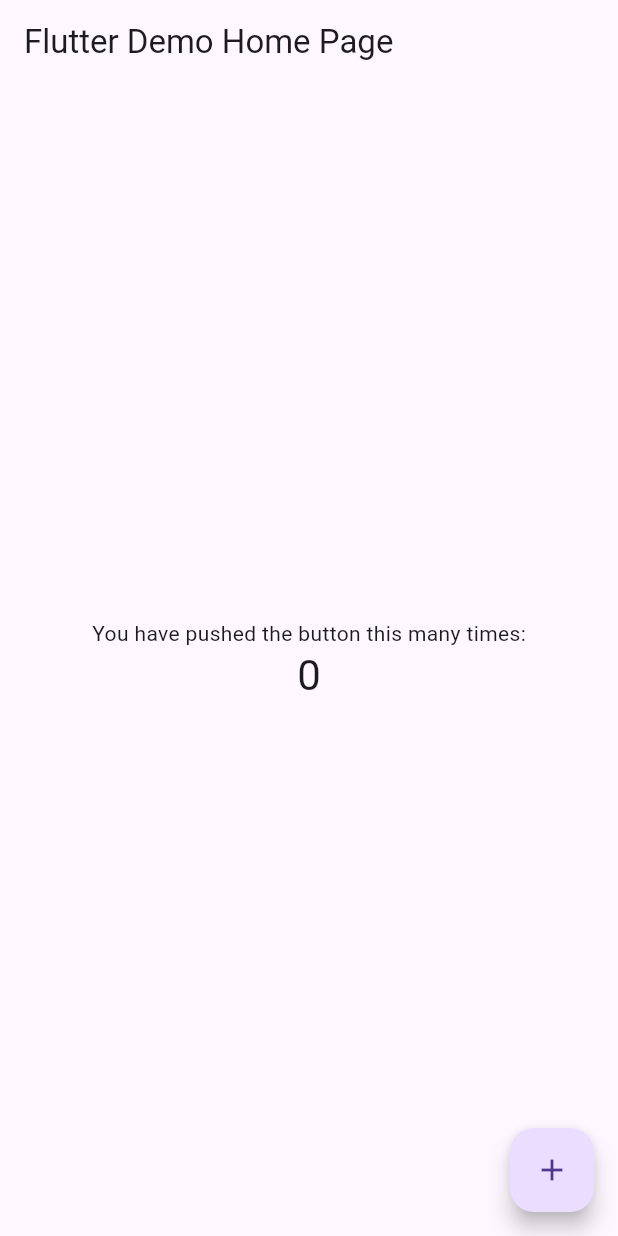
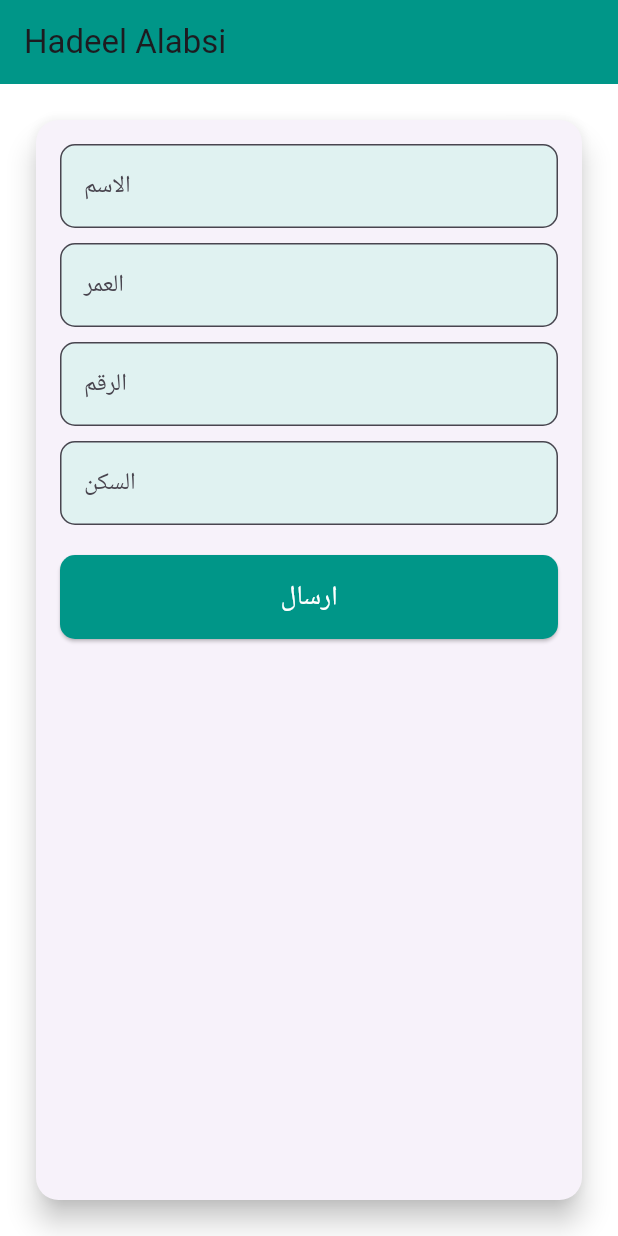
Before and after one commit to HadeelAlabsi/hadeelhomework, a Flutter app: the screen it shows after launch, on a phone screen of 412 x 824 dp. Run offline on Flutter 3.47's test engine with Material 3 defaults, Android fonts, the phone set to English and light mode, and no system bars.

Commit message:
first commit

```diff
--- a/lib/main.dart
+++ b/lib/main.dart
@@ -1,111 +1,118 @@
 import 'package:flutter/material.dart';
 
-void main() => runApp(MyApp());
+void main() {
+  runApp(MyApp());
+}
 
 class MyApp extends StatelessWidget {
-  // This widget is the root of your application.
   @override
   Widget build(BuildContext context) {
     return MaterialApp(
-      title: 'Flutter Demo',
+      title: 'Hadeel',
       theme: ThemeData(
-        // This is the theme of your application.
-        //
-        // Try running your application with "flutter run". You'll see the
-        // application has a blue toolbar. Then, without quitting the app, try
-        // changing the primarySwatch below to Colors.green and then invoke
-        // "hot reload" (press "r" in the console where you ran "flutter run",
-        // or simply save your changes to "hot reload" in a Flutter IDE).
-        // Notice that the counter didn't reset back to zero; the application
-        // is not restarted.
-        primarySwatch: Colors.blue,
+        primaryColor: Colors.teal,
+        scaffoldBackgroundColor: Colors.white,
       ),
-      home: MyHomePage(title: 'Flutter Demo Home Page'),
+      home: MyHomePage(),
     );
   }
 }
 
-class MyHomePage extends StatefulWidget {
-  MyHomePage({Key key, this.title}) : super(key: key);
-
-  // This widget is the home page of your application. It is stateful, meaning
-  // that it has a State object (defined below) that contains fields that affect
-  // how it looks.
-
-  // This class is the configuration for the state. It holds the values (in this
-  // case the title) provided by the parent (in this case the App widget) and
-  // used by the build method of the State. Fields in a Widget subclass are
-  // always marked "final".
-
-  final String title;
-
-  @override
-  _MyHomePageState createState() => _MyHomePageState();
-}
-
-class _MyHomePageState extends State<MyHomePage> {
-  int _counter = 0;
-
-  void _incrementCounter() {
-    setState(() {
-      // This call to setState tells the Flutter framework that something has
-      // changed in this State, which causes it to rerun the build method below
-      // so that the display can reflect the updated values. If we changed
-      // _counter without calling setState(), then the build method would not be
-      // called again, and so nothing would appear to happen.
-      _counter++;
-    });
-  }
+class MyHomePage extends StatelessWidget {
+  final TextEditingController hadeelField1Controller = TextEditingController();
+  final TextEditingController hadeelField2Controller = TextEditingController();
+  final TextEditingController hadeelField3Controller = TextEditingController();
+  final TextEditingController hadeelField4Controller = TextEditingController();
 
   @override
   Widget build(BuildContext context) {
-    // This method is rerun every time setState is called, for instance as done
-    // by the _incrementCounter method above.
-    //
-    // The Flutter framework has been optimized to make rerunning build methods
-    // fast, so that you can just rebuild anything that needs updating rather
-    // than having to individually change instances of widgets.
     return Scaffold(
       appBar: AppBar(
-        // Here we take the value from the MyHomePage object that was created by
-        // the App.build method, and use it to set our appbar title.
-        title: Text(widget.title),
+        title: Text('Hadeel Alabsi'),
+        backgroundColor: Colors.teal,
       ),
-      body: Center(
-        // Center is a layout widget. It takes a single child and positions it
-        // in the middle of the parent.
-        child: Column(
-          // Column is also layout widget. It takes a list of children and
-          // arranges them vertically. By default, it sizes itself to fit its
-          // children horizontally, and tries to be as tall as its parent.
-          //
-          // Invoke "debug painting" (press "p" in the console, choose the
-          // "Toggle Debug Paint" action from the Flutter Inspector in Android
-          // Studio, or the "Toggle Debug Paint" command in Visual Studio Code)
-          // to see the wireframe for each widget.
-          //
-          // Column has various properties to control how it sizes itself and
-          // how it positions its children. Here we use mainAxisAlignment to
-          // center the children vertically; the main axis here is the vertical
-          // axis because Columns are vertical (the cross axis would be
-          // horizontal).
-          mainAxisAlignment: MainAxisAlignment.center,
-          children: <Widget>[
-            Text(
-              'You have pushed the button this many times:',
+      body: Padding(
+        padding: const EdgeInsets.all(20.0),
+        child: Card(
+          elevation: 8,
+          shape: RoundedRectangleBorder(
+            borderRadius: BorderRadius.circular(15),
+          ),
+          child: Padding(
+            padding: const EdgeInsets.all(16.0),
+            child: Column(
+              crossAxisAlignment: CrossAxisAlignment.stretch,
+              children: [
+                TextField(
+                  controller: hadeelField1Controller,
+                  decoration: InputDecoration(
+                    labelText: 'الاسم',
+                    border: OutlineInputBorder(
+                      borderRadius: BorderRadius.circular(10),
+                    ),
+                    filled: true,
+                    fillColor: Colors.teal[50],
+                  ),
+                ),
+                SizedBox(height: 10),
+                TextField(
+                  controller: hadeelField2Controller,
+                  decoration: InputDecoration(
+                    labelText: 'العمر',
+                    border: OutlineInputBorder(
+                      borderRadius: BorderRadius.circular(10),
+                    ),
+                    filled: true,
+                    fillColor: Colors.teal[50],
+                  ),
+                ),
+                SizedBox(height: 10),
+                TextField(
+                  controller: hadeelField3Controller,
+                  decoration: InputDecoration(
+                    labelText: 'الرقم',
+                    border: OutlineInputBorder(
+                      borderRadius: BorderRadius.circular(10),
+                    ),
+                    filled: true,
+                    fillColor: Colors.teal[50],
+                  ),
+                ),
+                SizedBox(height: 10),
+                TextField(
+                  controller: hadeelField4Controller,
+                  decoration: InputDecoration(
+                    labelText: 'السكن',
+                    border: OutlineInputBorder(
+                      borderRadius: BorderRadius.circular(10),
+                    ),
+                    filled: true,
+                    fillColor: Colors.teal[50],
+                  ),
+                ),
+                SizedBox(height: 20),
+                ElevatedButton(
+                  onPressed: () {
+
+                  },
+                  style: ElevatedButton.styleFrom(
+                    padding: EdgeInsets.symmetric(vertical: 15),
+                    primary: Colors.teal,
+                    onPrimary: Colors.white,
+                    shape: RoundedRectangleBorder(
+                      borderRadius: BorderRadius.circular(10),
+                    ),
+                  ),
+                  child: Text(
+                    'ارسال',
+                    style: TextStyle(fontSize: 18),
+                  ),
+                ),
+              ],
             ),
-            Text(
-              '$_counter',
-              style: Theme.of(context).textTheme.display1,
-            ),
-          ],
+          ),
         ),
       ),
-      floatingActionButton: FloatingActionButton(
-        onPressed: _incrementCounter,
-        tooltip: 'Increment',
-        child: Icon(Icons.add),
-      ), // This trailing comma makes auto-formatting nicer for build methods.
     );
   }
 }
```
